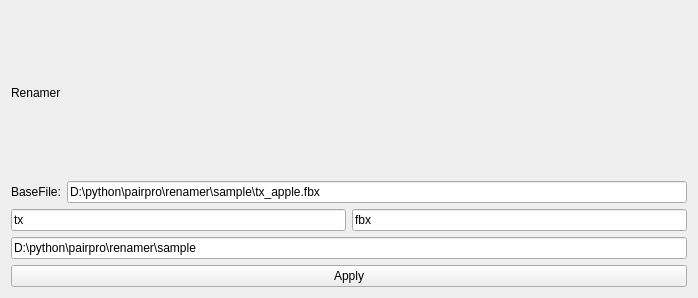
Before: the Qt Designer form renamer/view.ui in RyotaUnzai/pairpro, drawn with Qt 5.
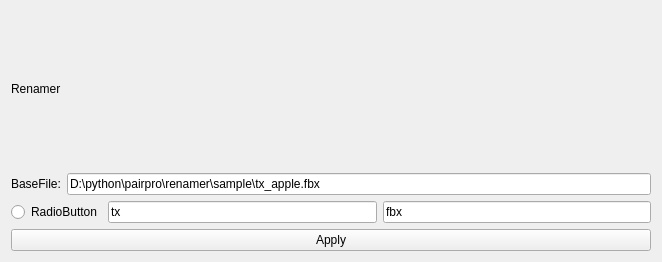
After: the same form once the commit is applied.

```diff
--- a/renamer/view.ui
+++ b/renamer/view.ui
@@ -6,8 +6,8 @@
    <rect>
     <x>0</x>
     <y>0</y>
-    <width>698</width>
-    <height>298</height>
+    <width>662</width>
+    <height>262</height>
    </rect>
   </property>
   <property name="windowTitle">
@@ -41,6 +41,13 @@
    </item>
    <item>
     <layout class="QHBoxLayout" name="horizontalLayout">
+     <item>
+      <widget class="QRadioButton" name="radioButton">
+       <property name="text">
+        <string>RadioButton</string>
+       </property>
+      </widget>
+     </item>
      <item>
       <widget class="QLineEdit" name="lineedit_old">
        <property name="text">
@@ -60,13 +67,6 @@
    <item>
     <layout class="QFormLayout" name="formLayout"/>
    </item>
-   <item>
-    <widget class="QLineEdit" name="lineEdit_3">
-     <property name="text">
-      <string>D:\python\pairpro\renamer\sample</string>
-     </property>
-    </widget>
-   </item>
    <item>
     <widget class="QPushButton" name="button_apply">
      <property name="text">
```
